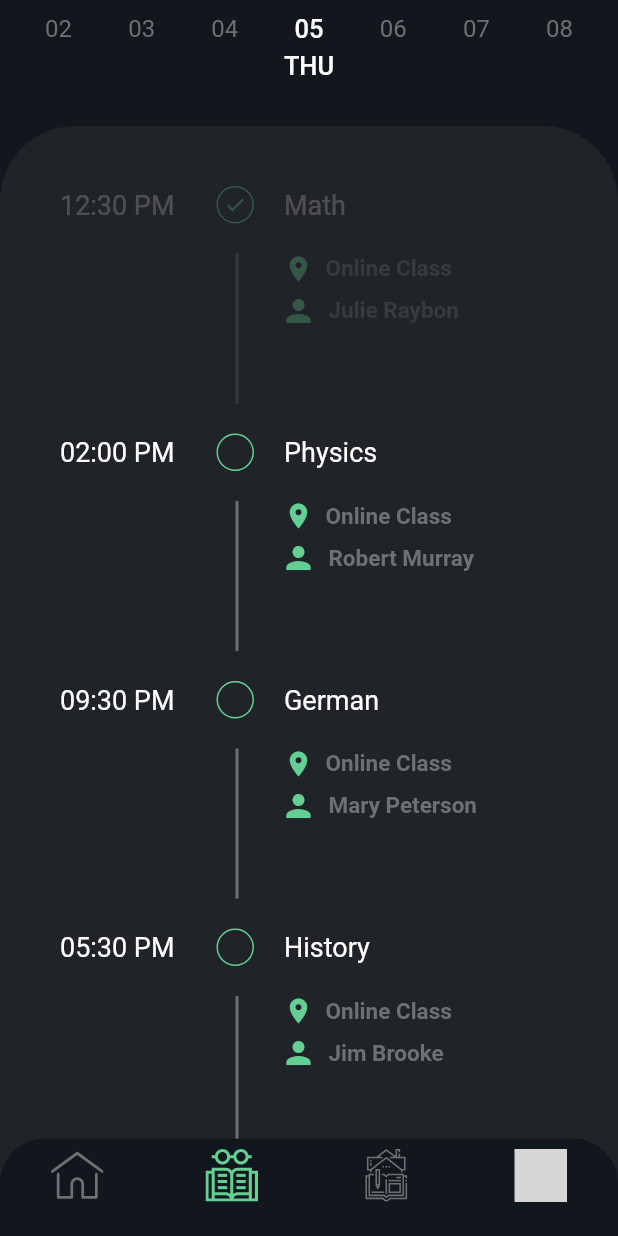
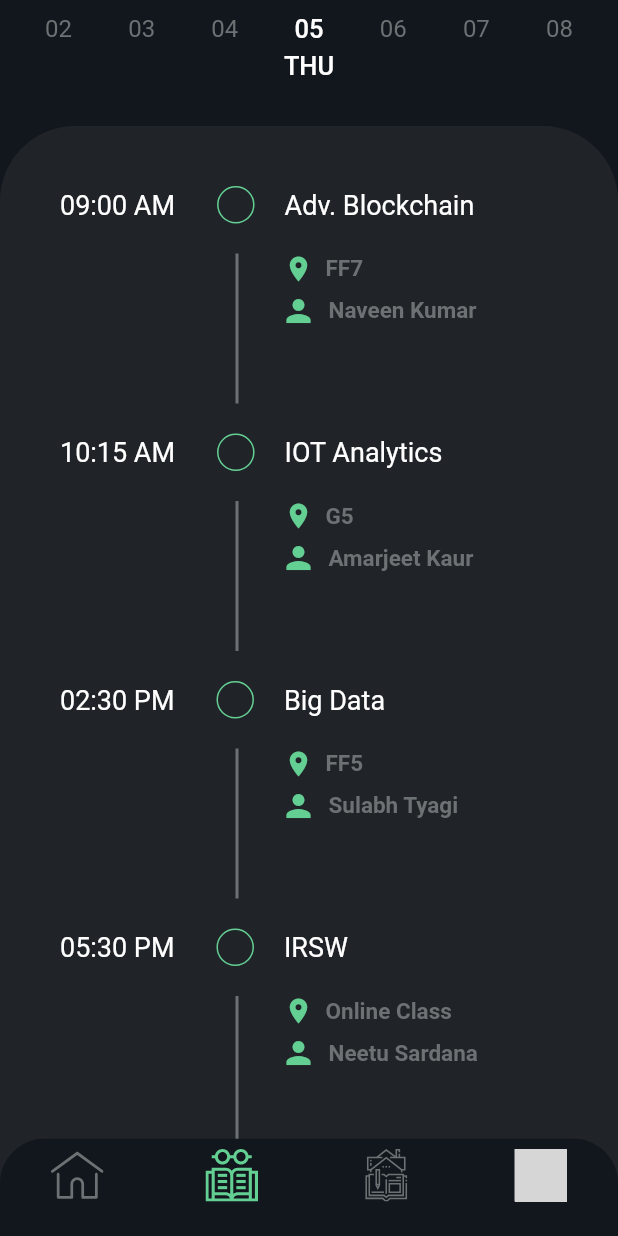
Before and after one commit to Sg108/College-Lit, a Flutter app: the BottomNavigation screen opened directly, item 2 of the bottom bar chosen, scrolled down 108 dp, on a phone screen of 412 x 824 dp. Run offline on Flutter 3.47's test engine with Material 2 defaults, Android fonts, the phone set to English and light mode, and no system bars; our stand-ins replace awesome_notifications, cloud_firestore, firebase_auth, firebase_core, firebase_storage, flutter_svg and 1 more; accounts and stored records are empty; network calls fail; grey boxes are pictures that could not be loaded.

Commit message:
made little changes in the data

```diff
--- a/lib/models/alert.dart
+++ b/lib/models/alert.dart
@@ -9,7 +9,7 @@
   Alert(
     title: 'College Fest',
     subject: 'Impressions 2023',
-    time: DateTime.parse('2023-05-05 17:30:00'),
+    time: DateTime.parse('2023-05-06 17:30:00'),
   ),
   Alert(
     title: 'Fourth Years Farewell',
--- a/lib/models/classes.dart
+++ b/lib/models/classes.dart
@@ -11,27 +11,27 @@
 
 List<Classes> classes = [
   Classes(
-    subject: "Math",
-    type: "Online Class",
-    teacherName: "Julie Raybon",
-    time: DateTime.parse("2023-05-04 12:30:00"),
+    subject: "Adv. Blockchain",
+    type: "FF7",
+    teacherName: "Naveen Kumar",
+    time: DateTime.parse("2023-05-06 09:00:00"),
   ),
   Classes(
-    subject: "Physics",
-    type: "Online Class",
-    teacherName: "Robert Murray",
-    time: DateTime.parse("2023-05-05 14:00:00"),
+    subject: "IOT Analytics",
+    type: "G5",
+    teacherName: "Amarjeet Kaur",
+    time: DateTime.parse("2023-05-06 10:15:00"),
   ),
   Classes(
-    subject: "German",
-    type: "Online Class",
-    teacherName: "Mary Peterson",
-    time: DateTime.parse("2023-05-05 21:30:00"),
+    subject: "Big Data",
+    type: "FF5",
+    teacherName: "Sulabh Tyagi",
+    time: DateTime.parse("2023-05-06 14:30:00"),
   ),
   Classes(
-    subject: "History",
+    subject: "IRSW",
     type: "Online Class",
-    teacherName: "Jim Brooke",
+    teacherName: "Neetu Sardana",
     time: DateTime.parse("2023-05-06 17:30:00"),
   ),
 ];
--- a/lib/widgets/current_attendance.dart
+++ b/lib/widgets/current_attendance.dart
@@ -21,12 +21,12 @@
 }
 
 List<Subject> Subjects = [
-  Subject('Algorithms', 72),
-  Subject('Probability', 68),
-  Subject('Life Skills', 54),
-  Subject('Digital Systems', 88),
-  Subject('Algorithms Lab', 50),
-  Subject('EVS', 100)
+  Subject('Adv. Blockchain', 72),
+  Subject('Big Data', 68),
+  Subject('IOT Analytics', 54),
+  Subject('IRSW', 88),
+  Subject('IOT Lab', 50),
+  Subject('Deep Learning', 100)
 ];
 
 class _CurrentAttendanceState extends State<CurrentAttendance> {
```
